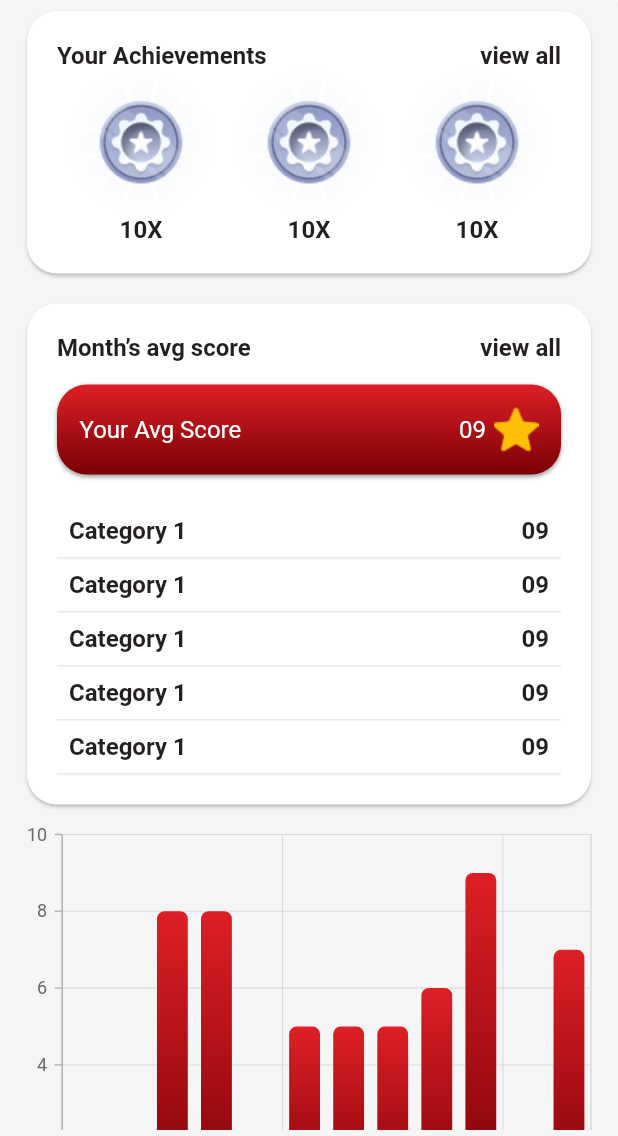
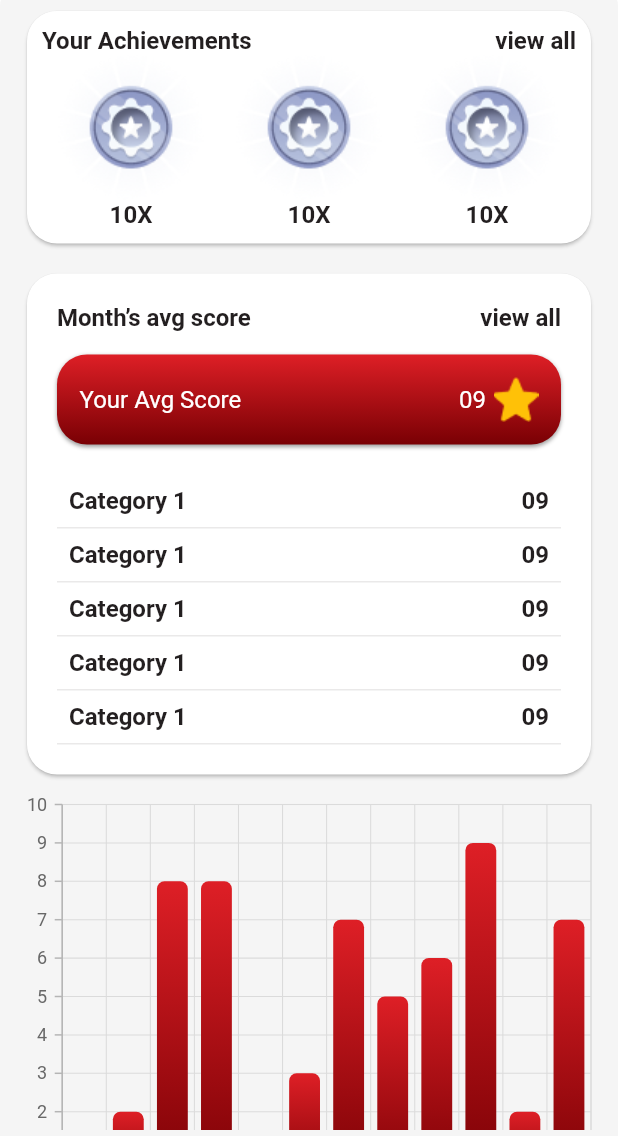
Before and after one commit to Pramodv784/HRMSFlutter, a Flutter app: the HomeScreen widget shown alone on an empty page, opened directly, on a phone screen of 412 x 824 dp, the part 100-1236 px from its top. Run offline on Flutter 3.47's test engine with Material 2 defaults, Android fonts, the light colour scheme and no system bars; our stand-ins replace dio, equatable, flutter_bloc, fluttertoast, syncfusion_flutter_charts; missing offline and left inert: matrix4_transform; Roboto replaces fonts that are missing (Poppins).

Commit message:
fix graph chart

```diff
--- a/lib/card/HomeCardView.dart
+++ b/lib/card/HomeCardView.dart
@@ -10,7 +10,7 @@ class HomeCard extends StatelessWidget {
       margin: EdgeInsets.all(10.0),
       shape: RoundedRectangleBorder(borderRadius: BorderRadius.circular(20)),
       child: Padding(
-        padding: const EdgeInsets.all(20.0),
+        padding: const EdgeInsets.all(10.0),
         child: Column(
           children: [
             Row(
--- a/lib/home_screen/home_screen.dart
+++ b/lib/home_screen/home_screen.dart
@@ -1,3 +1,4 @@
+import 'package:flutter/cupertino.dart';
 import 'package:flutter/material.dart';
 import 'package:hrms/card/HomeCardView.dart';
 import 'package:hrms/card/HomeCardView2.dart';
@@ -18,20 +19,60 @@ class HomeScreen extends StatefulWidget {
 }
 
 class _HomeScreenState extends State<HomeScreen> {
+   TooltipBehavior _tooltipBehavior;
   final List<ScoreData> chartData = [
     ScoreData('Jan', 1,AppColors.red),
     ScoreData('Feb', 2, AppColors.red),
     ScoreData('Mar', 8, AppColors.red),
     ScoreData('Apr', 8, AppColors.red),
     ScoreData('May', 0, AppColors.red),
-    ScoreData('Jun', 5, AppColors.red),
-    ScoreData('jul', 5, AppColors.red),
+    ScoreData('Jun', 3, AppColors.red),
+    ScoreData('jul', 7, AppColors.red),
     ScoreData('Aug', 5, AppColors.red),
     ScoreData('Sep', 6, AppColors.red),
     ScoreData('Oct', 9, AppColors.red),
     ScoreData('Nov', 2, AppColors.red),
     ScoreData('Dec', 7, AppColors.red),
   ];
+  @override
+  void initState() {
+    _tooltipBehavior=TooltipBehavior(
+      enable: true  ,
+
+        color: Colors.red,
+        borderColor: AppColors.g2,
+        builder: (dynamic data, dynamic point, dynamic series,
+            int pointIndex, int seriesIndex) {
+          return Padding(
+            padding: const EdgeInsets.all(4.0),
+            child: Container(
+               width: 60.0,
+              decoration: BoxDecoration(gradient:
+              LinearGradient(
+                  begin: Alignment.topLeft,
+                  end: Alignment.bottomLeft,
+                  colors: [AppColors.g1, AppColors.g2]
+              ),
+                  boxShadow: [
+                    BoxShadow(
+                      color: Colors.grey[500],
+                      offset: Offset(0.0, 1.5),
+                      blurRadius: 1.5,
+                    ),
+                  ],),
+              child: Row(
+                children: [
+                  Image.asset(Images.TooltipIcon,),
+                  SizedBox(width: 3,),
+                  Text('${chartData[pointIndex].y}',style: TextStyle(color: AppColors.white,fontSize: 15.0),)
+                ],
+              ),
+            ),
+          );
+        }
+    );
+    super.initState();
+  }
 
   @override
   Widget build(BuildContext context) {
@@ -59,14 +100,13 @@ class _HomeScreenState extends State<HomeScreen> {
                     Container(
                       child: SfCartesianChart(
                         enableAxisAnimation: true,
-                          primaryYAxis: NumericAxis(minimum: 0,maximum: 10),
+                          tooltipBehavior: _tooltipBehavior,
+                          primaryYAxis: NumericAxis(minimum: 0,maximum: 10,
+                              interval: 1),
                           primaryXAxis: CategoryAxis(
-                            arrangeByIndex: true,
-                            axisLine: AxisLine(
-                              color: Colors.deepOrange,
-                              width: 2,
-                              dashArray: <double>[5, 5],
-                            )),
+                            interval: 1,
+
+                          ),
                         palette: <Color>[AppColors.red],
                         series: <CartesianSeries>[
                           ColumnSeries<ScoreData, String>(
--- a/lib/res/Images.dart
+++ b/lib/res/Images.dart
@@ -9,5 +9,6 @@ class Images {
   static const LogoIcon = base + 'ic_logo.png';
   static const AchievIcon = base + 'ic_achiev.png';
   static const StarICon = base + 'ic_star.png';
+  static const TooltipIcon = base + 'ic_tooltip.png';
 
 }
```
Also changed, not shown: assets/image/ic_tooltip.png (added).
